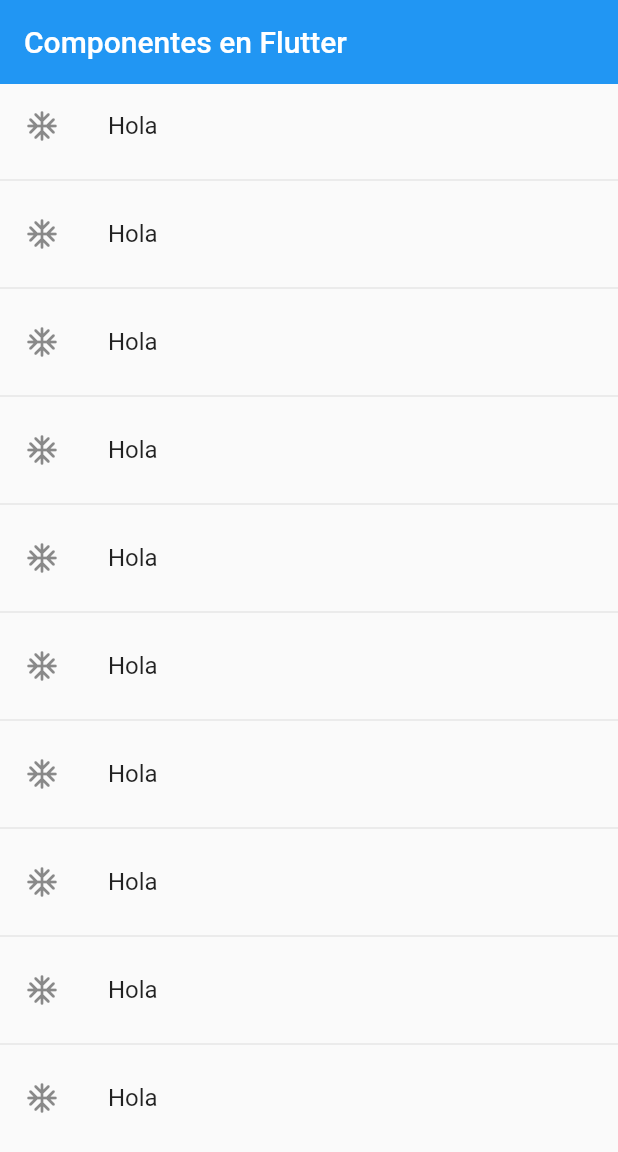
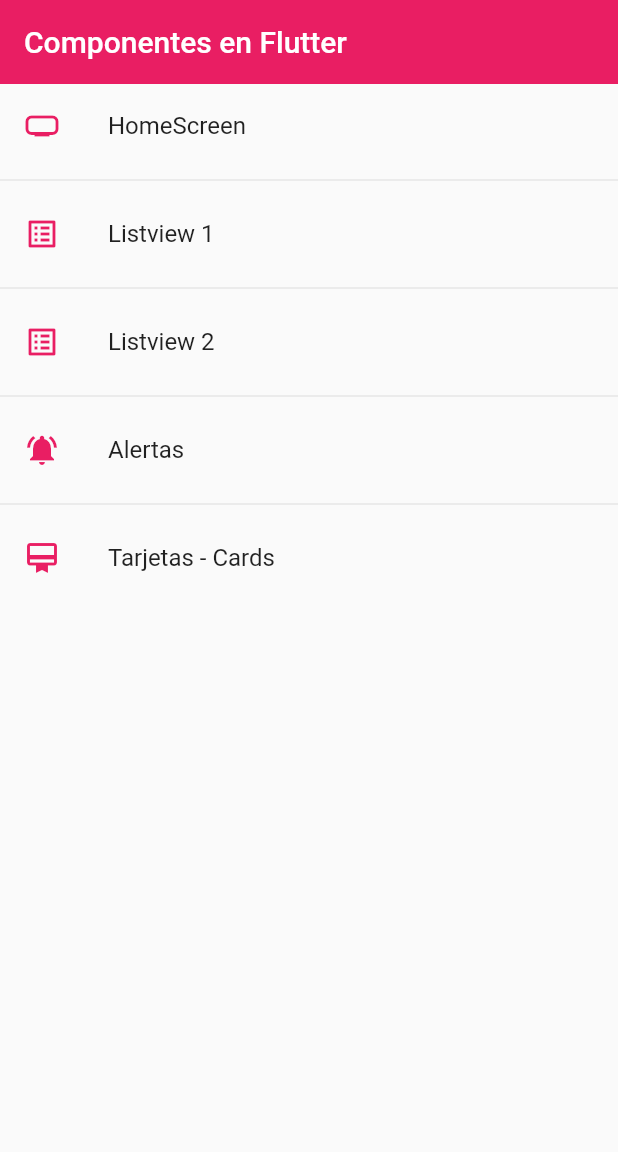
Before and after one commit to bzapata95/fl-widgets, a Flutter app: the screen it shows after launch, on a phone screen of 412 x 824 dp. Shown: the top 1152 px of the screen. Run offline on Flutter 3.47's test engine with Material 2 defaults, Android fonts, the phone set to English and light mode, and no system bars.

Commit message:
theme flutter

```diff
--- a/lib/main.dart
+++ b/lib/main.dart
@@ -1,3 +1,4 @@
+import 'package:fl_components/themes/app_theme.dart';
 import 'package:flutter/material.dart';
 
 import 'package:fl_components/routes/app_routes.dart';
@@ -7,14 +8,16 @@ void main() => runApp(MyApp());
 class MyApp extends StatelessWidget {
   const MyApp({Key? key}) : super(key: key);
 
+  static const colorPrimary = Colors.indigo;
+
   @override
   Widget build(BuildContext context) {
     return MaterialApp(
-      title: 'Material App',
-      // home: const Listview1Screen(),
-      initialRoute: AppRoutes.initialRoute,
-      routes: AppRoutes.routes,
-      onGenerateRoute: AppRoutes.onGenerateRoute,
-    );
+        title: 'Material App',
+        // home: const Listview1Screen(),
+        initialRoute: AppRoutes.initialRoute,
+        routes: AppRoutes.getAppRoutes(),
+        onGenerateRoute: AppRoutes.onGenerateRoute,
+        theme: AppTheme.lightTheme);
   }
 }
--- a/lib/routes/app_routes.dart
+++ b/lib/routes/app_routes.dart
@@ -9,7 +9,7 @@ class AppRoutes {
   static final menuOptions = <MenuOptions>[
     MenuOptions(
         route: 'home',
-        icon: Icons.access_alarm_outlined,
+        icon: Icons.home_max_sharp,
         name: 'HomeScreen',
         screen: const HomeScreen()),
     MenuOptions(
@@ -29,18 +29,28 @@ class AppRoutes {
         screen: const AlertScreen()),
     MenuOptions(
         route: 'card',
-        icon: Icons.notifications_active,
+        icon: Icons.card_membership_outlined,
         name: 'Tarjetas - Cards',
         screen: const CardScreen()),
   ];
 
-  static Map<String, Widget Function(BuildContext)> routes = {
-    'home': (BuildContext context) => const HomeScreen(),
-    'listview1': (BuildContext context) => const Listview1Screen(),
-    'listview2': (BuildContext context) => const Listview2Screen(),
-    'alert': (BuildContext context) => const AlertScreen(),
-    'card': (BuildContext context) => const CardScreen(),
-  };
+  static Map<String, Widget Function(BuildContext)> getAppRoutes() {
+    Map<String, Widget Function(BuildContext)> appRoutes = {};
+
+    for (final option in menuOptions) {
+      appRoutes.addAll({option.route: (BuildContext context) => option.screen});
+    }
+
+    return appRoutes;
+  }
+
+  // static Map<String, Widget Function(BuildContext)> routes = {
+  //   'home': (BuildContext context) => const HomeScreen(),
+  //   'listview1': (BuildContext context) => const Listview1Screen(),
+  //   'listview2': (BuildContext context) => const Listview2Screen(),
+  //   'alert': (BuildContext context) => const AlertScreen(),
+  //   'card': (BuildContext context) => const CardScreen(),
+  // };
 
   static Route<dynamic> onGenerateRoute(RouteSettings settings) {
     return MaterialPageRoute(builder: (context) => const Listview1Screen());
--- a/lib/screens/home_screen.dart
+++ b/lib/screens/home_screen.dart
@@ -1,5 +1,6 @@
+import 'package:fl_components/themes/app_theme.dart';
 import 'package:flutter/material.dart';
-import 'package:fl_components/screens/screens.dart';
+import 'package:fl_components/routes/app_routes.dart';
 
 class HomeScreen extends StatelessWidget {
   const HomeScreen({Key? key}) : super(key: key);
@@ -13,18 +14,18 @@ class HomeScreen extends StatelessWidget {
       ),
       body: ListView.separated(
           itemBuilder: (context, index) => ListTile(
-                title: const Text('Hola'),
-                leading: const Icon(Icons.ac_unit_rounded),
+                title: Text(AppRoutes.menuOptions[index].name),
+                leading: Icon(
+                  AppRoutes.menuOptions[index].icon,
+                  color: AppTheme.primary,
+                ),
                 onTap: () {
-                  // final route = MaterialPageRoute(
-                  //     builder: (context) => const Listview1Screen());
-                  // Navigator.push(context, route);
-
-                  Navigator.pushNamed(context, 'card');
+                  Navigator.pushNamed(
+                      context, AppRoutes.menuOptions[index].route);
                 },
               ),
           separatorBuilder: (_, __) => const Divider(),
-          itemCount: 10),
+          itemCount: AppRoutes.menuOptions.length),
     );
   }
 }
--- a/lib/screens/listview2_screen.dart
+++ b/lib/screens/listview2_screen.dart
@@ -15,8 +15,6 @@ class Listview2Screen extends StatelessWidget {
     return Scaffold(
       appBar: AppBar(
         title: const Text('Listview2Screen'),
-        elevation: 0,
-        backgroundColor: Colors.indigo,
       ),
       body: ListView.separated(
           itemBuilder: (context, index) => ListTile(
--- /dev/null
+++ b/lib/themes/app_theme.dart
@@ -0,0 +1,9 @@
+import 'package:flutter/material.dart';
+
+class AppTheme {
+  static const Color primary = Colors.pink;
+
+  static final ThemeData lightTheme = ThemeData.light().copyWith(
+      primaryColor: primary,
+      appBarTheme: const AppBarTheme(backgroundColor: primary, elevation: 0));
+}
```
